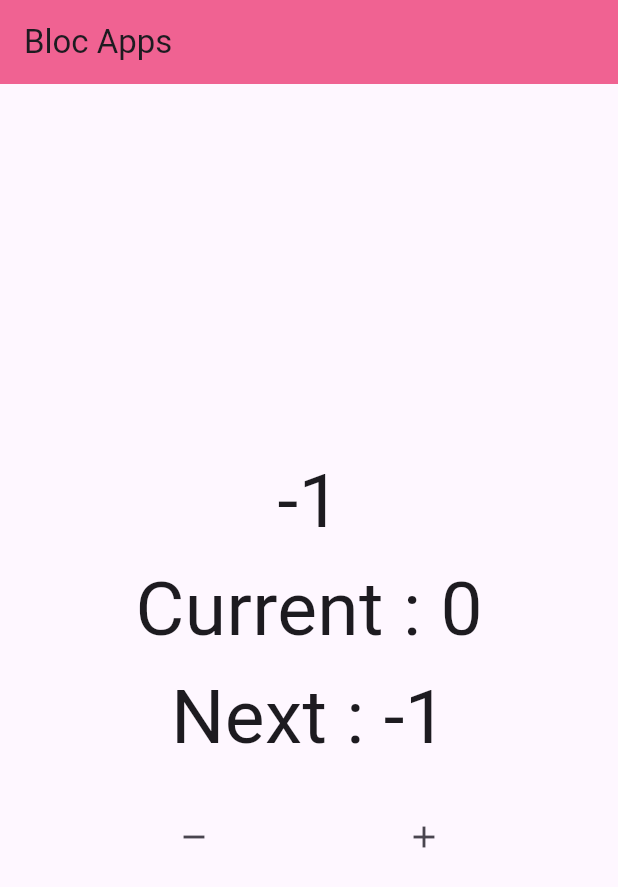
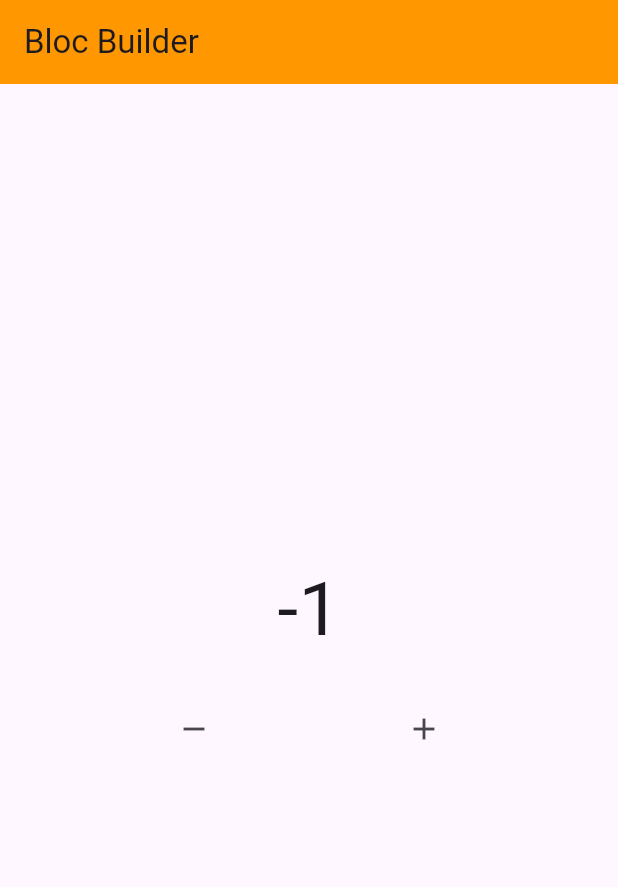
Before and after one commit to br0farhan/Bloc-Flutter, a Flutter app: the screen it shows after launch, after a tap on the "remove" icon, on a phone screen of 412 x 824 dp. Shown: the top 887 px of the screen. Run offline on Flutter 3.47's test engine with Material 3 defaults, Android fonts, the phone set to English and light mode, and no system bars; our stand-ins replace bloc, flutter_bloc.

Commit message:
update bloc builder

```diff
--- /dev/null
+++ b/lib/bloc/counter.dart
@@ -0,0 +1,22 @@
+import 'package:bloc/bloc.dart';
+
+class Counter extends Cubit<int> {
+  Counter({this.init = 0}) : super(init);
+
+  int init;
+
+  void increment () => emit(state + 1);
+    void decrement () => emit(state - 1);
+
+    @override
+  void onChange(Change<int> change) {
+    super.onChange(change);
+    print(change);
+  }
+
+    @override
+void onError(Object error, StackTrace stackTrace) {
+    super.onError(error, stackTrace);
+    print(stackTrace);
+  }
+}
--- a/lib/main.dart
+++ b/lib/main.dart
@@ -1,7 +1,7 @@
-import 'package:bloc/bloc.dart';
+import 'package:bloc_flutter/pages/home.dart';
 import 'package:flutter/material.dart';
 
-void main() {
+void main(){
   runApp(const MyApp());
 }
 
@@ -10,99 +10,8 @@ class MyApp extends StatelessWidget {
 
   @override
   Widget build(BuildContext context) {
-    return MaterialApp(
+    return   MaterialApp(
       home: HomePage(),
     );
   }
 }
-
-class CounterCubit extends Cubit<int> {
-  CounterCubit({this.initialData = 0}) : super(initialData);
-
-  int initialData = 0;
-  int? current;
-  int? next;
-
-  void increment() {
-    emit(state + 1);
-  }
-
-  void decrement() {
-    emit(state - 1);
-  }
-  // Observer
-  // Memantau Perubahan (onChange)
-  // error (onError)
-
-  @override
-  void onChange(Change<int>  change){
-    super.onChange(change);
-    current = change.currentState;
-    next = change.nextState;
-    print(change);
-  }
-}
-
-class HomePage extends StatelessWidget {
-  HomePage({super.key});
-
-  final CounterCubit myCounter = CounterCubit();
-
-  @override
-  Widget build(BuildContext context) {
-    return Scaffold(
-      appBar: AppBar(
-        backgroundColor: Colors.pink[300],
-        title: const Text("Bloc Apps"),
-      ),
-      body: Column(
-        mainAxisAlignment: MainAxisAlignment.center,
-        children: [
-          StreamBuilder<int>(
-              stream: myCounter.stream,
-              initialData: myCounter.initialData,
-              builder: (context, snapshot) {
-                return Center(
-                  child: Column(
-                    children: [
-                      Text(
-                        "${snapshot.data}",
-                        style: const TextStyle(fontSize: 50),
-                      ),
-                      Text(
-                        "Current : ${myCounter.current}",
-                        style: const TextStyle(fontSize: 50),
-                      ),
-                      Text(
-                        "Next : ${myCounter.next}",
-                        style: const TextStyle(fontSize: 50),
-                      ),
-                    ],
-                  ),
-                );
-              }),
-          const SizedBox(
-            height: 20.0,
-          ),
-          Row(
-            mainAxisAlignment: MainAxisAlignment.spaceEvenly,
-            children: [
-              IconButton(
-                icon: Icon(Icons.remove),
-                onPressed: () {
-                  myCounter.decrement();
-                },
-              ),
-              IconButton(
-                icon: Icon(Icons.add),
-                onPressed: () {
-                  myCounter.increment();
-                },
-              ),
-            ],
-          )
-        ],
-      ),
-    );
-  }
-}
--- /dev/null
+++ b/lib/pages/home.dart
@@ -0,0 +1,61 @@
+import 'package:bloc_flutter/bloc/counter.dart';
+import 'package:flutter/material.dart';
+import 'package:flutter_bloc/flutter_bloc.dart';
+
+class HomePage extends StatelessWidget {
+  HomePage({super.key});
+  Counter myCounter = Counter(init: 0);
+
+  @override
+  Widget build(BuildContext context) {
+    return Scaffold(
+      appBar: AppBar(
+        backgroundColor: Colors.orange,
+        title: const Text("Bloc Builder"),
+      ),
+      body: Center(
+        child: Column(
+          mainAxisAlignment: MainAxisAlignment.center,
+          children: [
+            BlocBuilder<Counter, int>(
+              bloc: myCounter,
+              buildWhen: (previous, current) {
+                if(current % 2 == 1){
+                  return true;
+                }else{
+                  return false;
+                }
+              },
+              builder: (context, state) {
+                return Text(
+                  "$state",
+                  style: const TextStyle(fontSize: 50),
+                );
+              },
+            ),
+            const SizedBox(
+              height: 20.0,
+            ),
+            Row(
+              mainAxisAlignment: MainAxisAlignment.spaceEvenly,
+              children: [
+                IconButton(
+                  onPressed: () {
+                    myCounter.decrement();
+                  },
+                  icon: const Icon(Icons.remove),
+                ),
+                IconButton(
+                  onPressed: () {
+                    myCounter.increment();
+                  },
+                  icon: const Icon(Icons.add),
+                ),
+              ],
+            )
+          ],
+        ),
+      ),
+    );
+  }
+}
```
